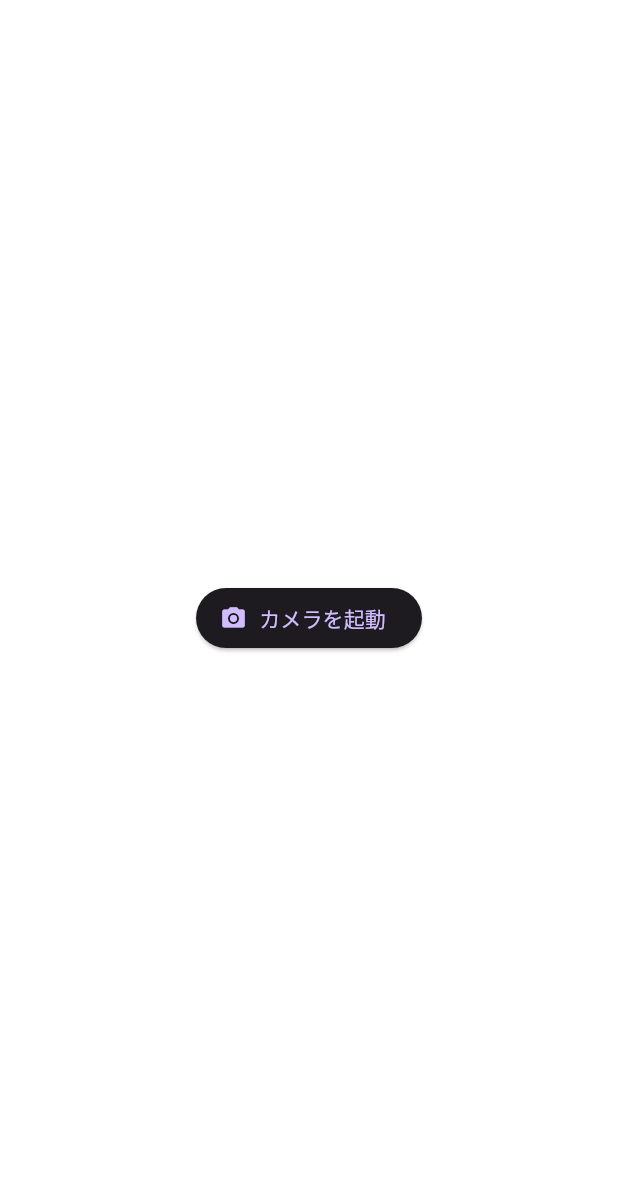
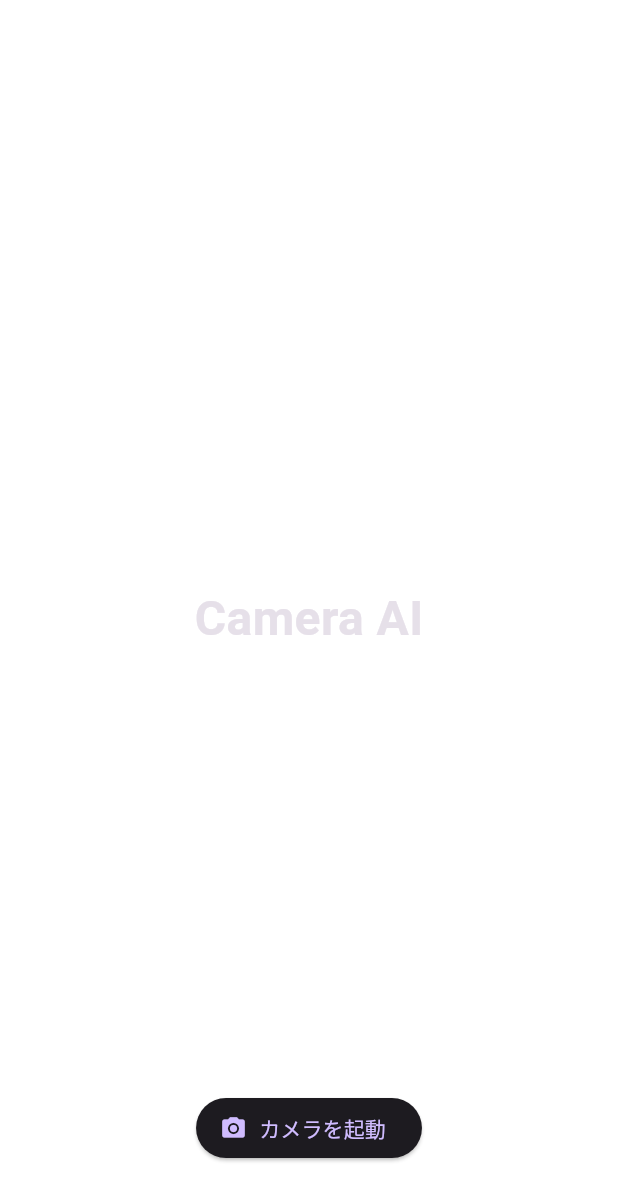
Before and after one commit to mikejohan/vocasnap, a Flutter app: the screen it shows after launch, on a phone screen of 412 x 824 dp. Shown: the top 1201 px of the screen. Run offline on Flutter 3.47's test engine with Material 3 defaults, Android fonts, the phone set to English and light mode, and no system bars; our stand-ins replace camera.

Commit message:
LandingPageにタイトルとボタン配置、CameraPageへの戻り防止
Co-Authored-By: Claude Sonnet 4.6 <noreply@anthropic.com>

```diff
--- a/lib/pages/camera_page.dart
+++ b/lib/pages/camera_page.dart
@@ -174,6 +174,7 @@ class _CameraPageState extends State<CameraPage> {
     return Scaffold(
       appBar: AppBar(
         backgroundColor: Colors.white,
+        automaticallyImplyLeading: false,
         actions: [
           IconButton(
             icon: Icon(Icons.info),
--- a/lib/pages/landing_page.dart
+++ b/lib/pages/landing_page.dart
@@ -8,18 +8,33 @@ class LandingPage extends StatelessWidget {
   Widget build(BuildContext context) {
     return Scaffold(
       backgroundColor: Colors.white,
-      body: Center(
+      body: Stack(
+        children: [
+          const Center(
+            child: Text(
+              'Camera AI',
+              style: TextStyle(fontSize: 32, fontWeight: FontWeight.bold),
+            ),
+          ),
+          Positioned(
+            bottom: 48,
+            left: 0,
+            right: 0,
+            child: Center(
               child: ElevatedButton.icon(
                 icon: const Icon(Icons.camera_alt),
                 label: const Text('カメラを起動'),
                 onPressed: () {
-            Navigator.push(
+                  Navigator.pushReplacement(
                     context,
                     MaterialPageRoute(builder: (context) => const CameraPage()),
                   );
                 },
               ),
             ),
+          ),
+        ],
+      ),
     );
   }
 }
```
Lines whose indentation alone changed are shown as unchanged.
